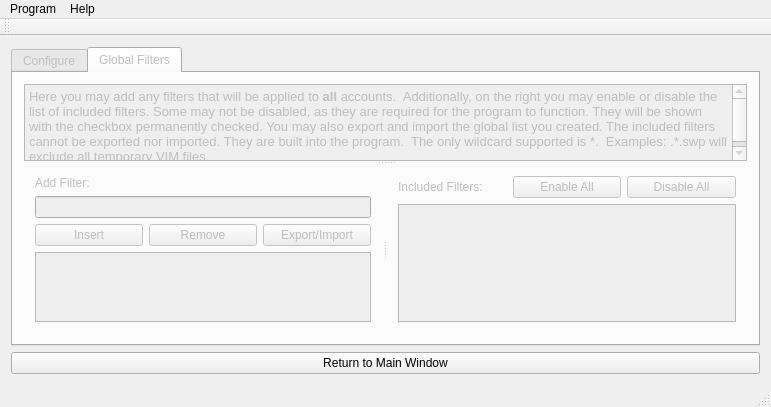
The window that owncloud_sync_qt/SyncWindow.ui (GrossLukas/client) describes before a commit, drawn with Qt 5.
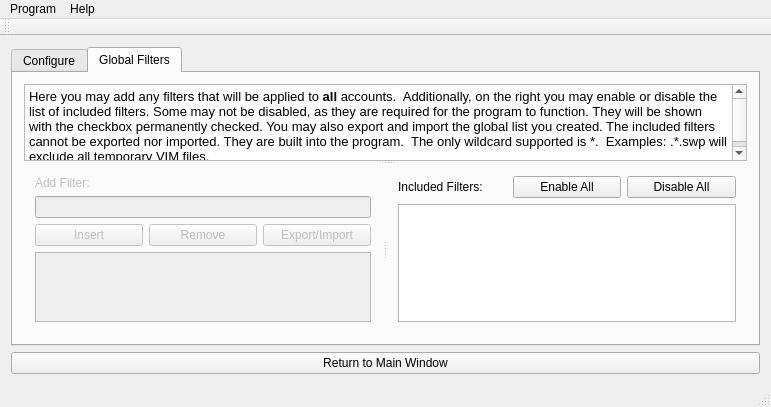
The same window after the commit. The open tabs and pages were chosen to show the change. Icons and pictures are not drawn.

Commit message: Ooops, in the last commit I accidentally disabled the recently added feature :D Now is enabled again.

What changed in the file:
```diff
--- a/owncloud_sync_qt/SyncWindow.ui
+++ b/owncloud_sync_qt/SyncWindow.ui
@@ -643,7 +643,7 @@
         <item row="0" column="0">
          <widget class="QTabWidget" name="tabConfigurations">
           <property name="enabled">
-           <bool>false</bool>
+           <bool>true</bool>
           </property>
           <property name="maximumSize">
            <size>
```
Left out of the diff: 2 changed lines with no effect on the pictures.
